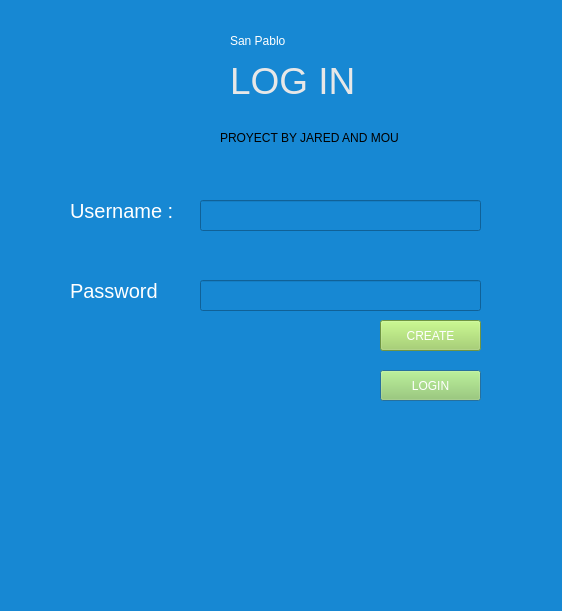
First picture: the form in login.ui, repository Detectov/PharmacyProject, before the edit.
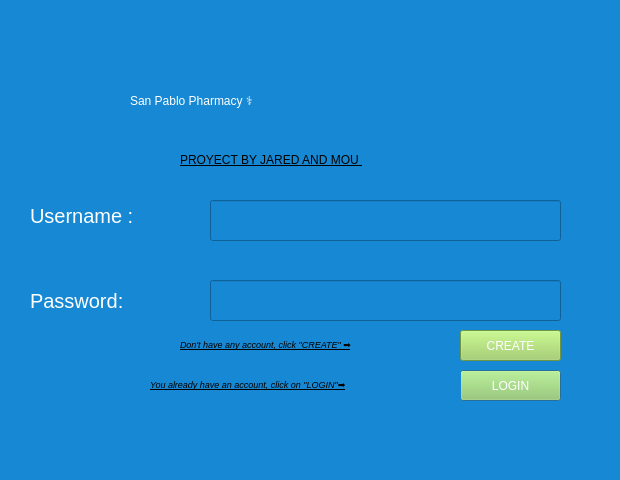
Second picture: the form after the edit.

Patch:
```diff
--- a/login.ui
+++ b/login.ui
@@ -6,8 +6,8 @@
    <rect>
     <x>0</x>
     <y>0</y>
-    <width>562</width>
-    <height>611</height>
+    <width>620</width>
+    <height>480</height>
    </rect>
   </property>
   <property name="windowTitle">
@@ -17,29 +17,13 @@
    <string notr="true">background-color: rgb(54, 54, 54);
 background-color: rgb(23, 136, 211);</string>
   </property>
-  <widget class="QLabel" name="label">
-   <property name="geometry">
-    <rect>
-     <x>230</x>
-     <y>50</y>
-     <width>151</width>
-     <height>61</height>
-    </rect>
-   </property>
-   <property name="styleSheet">
-    <string notr="true">color: rgb(231, 231, 231);font-size:28pt;</string>
-   </property>
-   <property name="text">
-    <string>LOG IN </string>
-   </property>
-  </widget>
   <widget class="QLabel" name="label_2">
    <property name="geometry">
     <rect>
-     <x>70</x>
-     <y>200</y>
-     <width>121</width>
-     <height>21</height>
+     <x>30</x>
+     <y>180</y>
+     <width>171</width>
+     <height>71</height>
     </rect>
    </property>
    <property name="styleSheet">
@@ -54,10 +38,10 @@
   <widget class="QLabel" name="label_3">
    <property name="geometry">
     <rect>
-     <x>70</x>
-     <y>280</y>
-     <width>121</width>
-     <height>21</height>
+     <x>30</x>
+     <y>260</y>
+     <width>171</width>
+     <height>81</height>
     </rect>
    </property>
    <property name="styleSheet">
@@ -66,16 +50,16 @@
 </string>
    </property>
    <property name="text">
-    <string>Password </string>
+    <string>Password:</string>
    </property>
   </widget>
   <widget class="QLineEdit" name="username_input">
    <property name="geometry">
     <rect>
-     <x>200</x>
+     <x>210</x>
      <y>200</y>
-     <width>281</width>
-     <height>31</height>
+     <width>351</width>
+     <height>41</height>
     </rect>
    </property>
    <property name="styleSheet">
@@ -89,10 +73,10 @@
   <widget class="QLineEdit" name="password_input">
    <property name="geometry">
     <rect>
-     <x>200</x>
+     <x>210</x>
      <y>280</y>
-     <width>281</width>
-     <height>31</height>
+     <width>351</width>
+     <height>41</height>
     </rect>
    </property>
    <property name="styleSheet">
@@ -109,7 +93,7 @@
   <widget class="QPushButton" name="loginbutton">
    <property name="geometry">
     <rect>
-     <x>380</x>
+     <x>460</x>
      <y>370</y>
      <width>101</width>
      <height>31</height>
@@ -127,21 +111,21 @@
   <widget class="QLabel" name="label_4">
    <property name="geometry">
     <rect>
-     <x>220</x>
-     <y>130</y>
-     <width>181</width>
-     <height>16</height>
+     <x>180</x>
+     <y>150</y>
+     <width>251</width>
+     <height>21</height>
     </rect>
    </property>
    <property name="text">
-    <string>PROYECT BY JARED AND MOU </string>
+    <string>&lt;html&gt;&lt;head/&gt;&lt;body&gt;&lt;p&gt;&lt;span style=&quot; text-decoration: underline;&quot;&gt;PROYECT BY JARED AND MOU &lt;/span&gt;&lt;/p&gt;&lt;/body&gt;&lt;/html&gt;</string>
    </property>
   </widget>
   <widget class="QPushButton" name="createbutton">
    <property name="geometry">
     <rect>
-     <x>380</x>
-     <y>320</y>
+     <x>460</x>
+     <y>330</y>
      <width>101</width>
      <height>31</height>
     </rect>
@@ -158,10 +142,10 @@
   <widget class="QLabel" name="label_5">
    <property name="geometry">
     <rect>
-     <x>230</x>
-     <y>20</y>
-     <width>181</width>
-     <height>41</height>
+     <x>130</x>
+     <y>70</y>
+     <width>421</width>
+     <height>61</height>
     </rect>
    </property>
    <property name="styleSheet">
@@ -169,7 +153,33 @@
 color: rgb(255, 255, 255);</string>
    </property>
    <property name="text">
-    <string>San Pablo</string>
+    <string>San Pablo Pharmacy ⚕️</string>
+   </property>
+  </widget>
+  <widget class="QLabel" name="label">
+   <property name="geometry">
+    <rect>
+     <x>180</x>
+     <y>330</y>
+     <width>271</width>
+     <height>31</height>
+    </rect>
+   </property>
+   <property name="text">
+    <string>&lt;html&gt;&lt;head/&gt;&lt;body&gt;&lt;p&gt;&lt;span style=&quot; font-size:7pt; font-style:italic; text-decoration: underline;&quot;&gt;Don't have any account, click &amp;quot;CREATE&amp;quot; ➡️&lt;/span&gt;&lt;/p&gt;&lt;/body&gt;&lt;/html&gt;</string>
+   </property>
+  </widget>
+  <widget class="QLabel" name="label_6">
+   <property name="geometry">
+    <rect>
+     <x>150</x>
+     <y>370</y>
+     <width>311</width>
+     <height>31</height>
+    </rect>
+   </property>
+   <property name="text">
+    <string>&lt;html&gt;&lt;head/&gt;&lt;body&gt;&lt;p&gt;&lt;span style=&quot; font-size:7pt; font-style:italic; text-decoration: underline;&quot;&gt;You already have an account, click on &amp;quot;LOGIN&amp;quot;➡️&lt;/span&gt;&lt;/p&gt;&lt;/body&gt;&lt;/html&gt;</string>
    </property>
   </widget>
  </widget>
```
Left out of the diff: 9 changed lines with no effect on the pictures.
